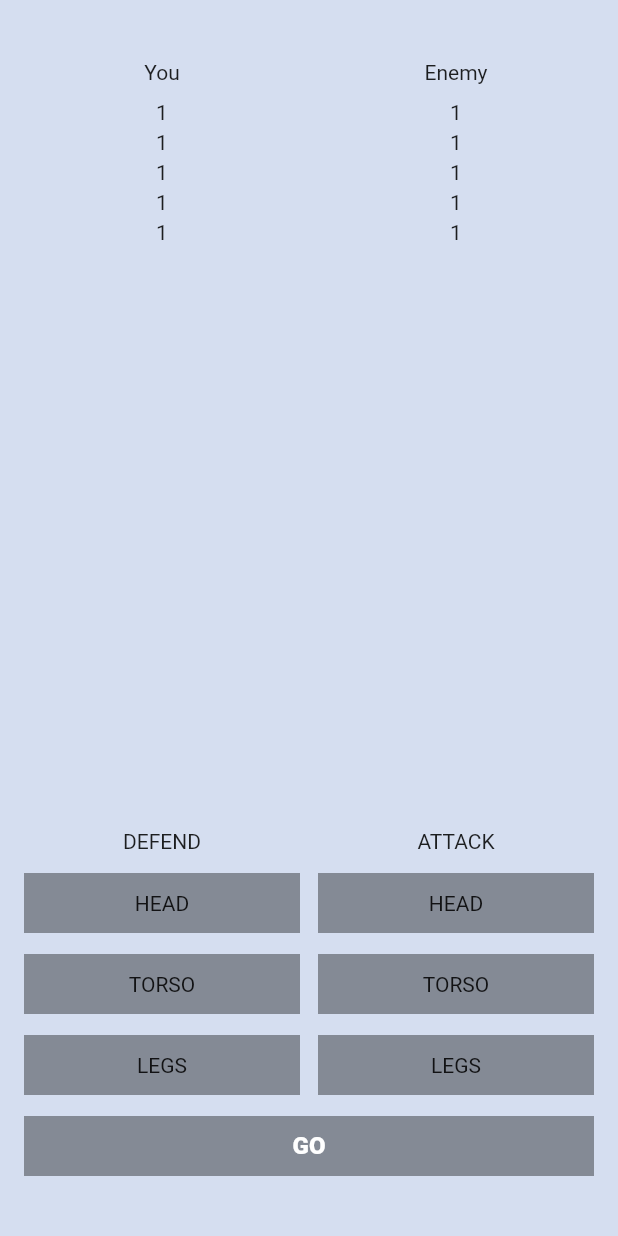
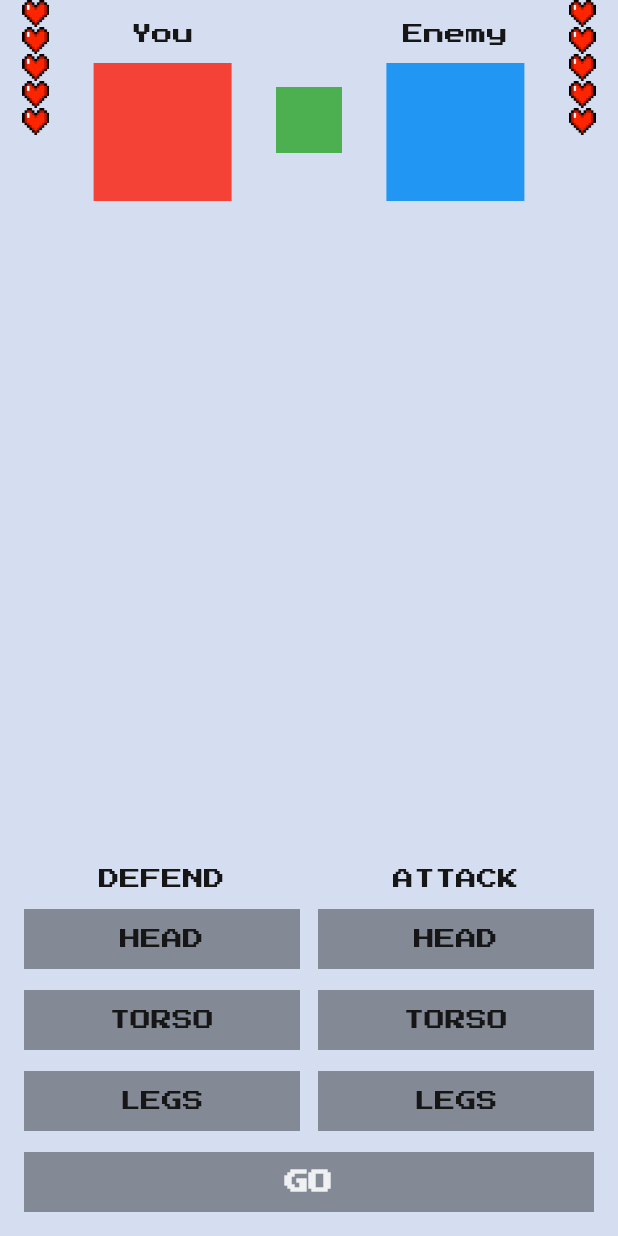
Before and after one commit to msAlexG/flutter_fight_club, a Flutter app: the screen it shows after launch, on a phone screen of 412 x 824 dp. Run offline on Flutter 3.47's test engine with Material 2 defaults, Android fonts, the phone set to English and light mode, and no system bars; our stand-ins replace google_fonts.

Commit message:
lesson 3

```diff
--- /dev/null
+++ b/lib/fight_club_icons.dart
@@ -0,0 +1,5 @@
+class FightClubIcons {
+  FightClubIcons._();
+  static const heartFull = 'assets/icons/heart-full.png';
+  static const heartEmpty = 'assets/icons/heart-empty.png';
+}
--- a/lib/main.dart
+++ b/lib/main.dart
@@ -1,4 +1,8 @@
+import 'dart:math';
+
 import 'package:flutter/material.dart';
+import 'package:flutter_fight_club/fight_club_icons.dart';
+import 'package:google_fonts/google_fonts.dart';
 
 void main() {
   runApp(const MyApp());
@@ -12,6 +16,12 @@ class MyApp extends StatelessWidget {
   Widget build(BuildContext context) {
     return MaterialApp(
       home: const MyHomePage(),
+      theme: ThemeData(
+        textTheme: GoogleFonts.pressStart2pTextTheme(
+          Theme.of(context)
+              .textTheme, // If this is not set, then ThemeData.light().textTheme is used.
+        ),
+      ),
     );
   }
 }
@@ -20,215 +30,204 @@ class MyHomePage extends StatefulWidget {
   const MyHomePage({Key? key}) : super(key: key);
 
   @override
-  State<MyHomePage> createState() => _MyHomePageState();
+  State<MyHomePage> createState() => MyHomePageState();
 }
 
-class _MyHomePageState extends State<MyHomePage> {
+class MyHomePageState extends State<MyHomePage> {
+  static const maxLives = 5;
+
   BodyPart? defendingBodyPart;
   BodyPart? attakingBodyPart;
-  Color ColorButtonGo = Color.fromRGBO(0, 0, 0, 0.38);
+
+  BodyPart whatEnemyAttacks = BodyPart.random();
+
+  BodyPart whatEnemyDefends = BodyPart.random();
+
+  int yourLives = maxLives;
+  int enemysLives = maxLives;
+ // Color ColorButtonGo = Color.fromRGBO(0, 0, 0, 0.38);
 
   @override
   Widget build(BuildContext context) {
     return Scaffold(
       backgroundColor: Color.fromRGBO(213, 222, 240, 1),
-      body: Column(
-        children: [
-          SizedBox(height: 40),
-          Row(
-            children: [
-              SizedBox(width: 16),
-              Expanded(child: Center(child: Text('You'))),
-              SizedBox(width: 12),
-              Expanded(child: Center(child: Text('Enemy'))),
-              SizedBox(width: 16)
-            ],
-          ),
-          SizedBox(height: 11),
-          Row(
-            children: [
-              SizedBox(width: 16),
-              Expanded(child: SizedBox(width: 8, height: 16 ,child: Center(child: Text('1', style: TextStyle(fontSize: 14),)))),
-              SizedBox(width: 12),
-              Expanded(child: SizedBox(width: 8, height: 16 ,child: Center(child: Text('1', style: TextStyle(fontSize: 14))))),
-              SizedBox(width: 16)
-            ],
-          ),
-          SizedBox(height: 4),
-          Row(
-            children: [
-              SizedBox(width: 16),
-              Expanded(child: SizedBox(width: 8, height: 16 ,child: Center(child: Text('1', style: TextStyle(fontSize: 14))))),
-              SizedBox(width: 12),
-              Expanded(child: SizedBox(width: 8, height: 16 ,child: Center(child: Text('1', style: TextStyle(fontSize: 14))))),
-              SizedBox(width: 16)
-            ],
-          ),
-          SizedBox(height: 4),
-          Row(
-            children: [
-              SizedBox(width: 16),
-              Expanded(child: SizedBox(width: 8, height: 16 ,child: Center(child: Text('1', style: TextStyle(fontSize: 14))))),
-              SizedBox(width: 12),
-              Expanded(child: SizedBox(width: 8, height: 16 ,child: Center(child: Text('1', style: TextStyle(fontSize: 14))))),
-              SizedBox(width: 16)
-            ],
-          ),
-          SizedBox(height: 4),
-          Row(
-            children: [
-              SizedBox(width: 16),
-              Expanded(child: SizedBox(width: 8, height: 16 ,child: Center(child: Text('1', style: TextStyle(fontSize: 14))))),
-              SizedBox(width: 12),
-              Expanded(child: SizedBox(width: 8, height: 16 ,child: Center(child: Text('1', style: TextStyle(fontSize: 14))))),
-              SizedBox(width: 16)
-            ],
-          ),
-          SizedBox(height: 4),
-          Row(
-            children: [
-              SizedBox(width: 16),
-              Expanded(child: SizedBox(width: 8, height: 16 ,child: Center(child: Text('1', style: TextStyle(fontSize: 14))))),
-              SizedBox(width: 12),
-              Expanded(child: SizedBox(width: 8, height: 16 ,child: Center(child: Text('1', style: TextStyle(fontSize: 14))))),
-              SizedBox(width: 16)
-            ],
-          ),
+      body: SafeArea(
+        child: Column(
+          children: [
 
-          Expanded(child: SizedBox()),
-          Row(
-            mainAxisAlignment: MainAxisAlignment.center,
-            children: [
-              SizedBox(width: 16),
-              Expanded(
-                child: Column(
-                  crossAxisAlignment: CrossAxisAlignment.center,
-                  children: [
-                    SizedBox(height: 40),
-                    Text('Defend'.toUpperCase()),
-                    SizedBox(height: 13),
-                    BodyPartButton(
-                      bodyPart: BodyPart.head,
-                      selected: defendingBodyPart == BodyPart.head,
-                      BodyPartSetter: _selectDefendingBodyPart,
-                    ),
-                    SizedBox(height: 14),
-                    BodyPartButton(
-                      bodyPart: BodyPart.torso,
-                      selected: defendingBodyPart == BodyPart.torso,
-                      BodyPartSetter: _selectDefendingBodyPart,
-                    ),
-
-
-
-                    SizedBox(height: 14),
-                    BodyPartButton(
-                      bodyPart: BodyPart.legs,
-                      selected: defendingBodyPart == BodyPart.legs,
-                      BodyPartSetter: _selectDefendingBodyPart,
-                    ),
-                  ],
-                ),
-              ),
-              SizedBox(
-                width: 12,
-              ),
-              Expanded(
-                child: Column(
-                  crossAxisAlignment: CrossAxisAlignment.center,
-                  children: [
-                    SizedBox(height: 40),
-                    Text('Attack'.toUpperCase()),
-                    SizedBox(height: 13),
-                    BodyPartButton(
-                      bodyPart: BodyPart.head,
-                      selected: attakingBodyPart == BodyPart.head,
-                      BodyPartSetter: _selectAttakingBodyPart,
-                    ),
-                    SizedBox(height: 14),
-                    BodyPartButton(
-                      bodyPart: BodyPart.torso,
-                      selected: attakingBodyPart == BodyPart.torso,
-                      BodyPartSetter: _selectAttakingBodyPart,
-                    ),
-
-
-
-                    SizedBox(height: 14),
-                    BodyPartButton(
-                      bodyPart: BodyPart.legs,
-                      selected: attakingBodyPart == BodyPart.legs,
-                      BodyPartSetter: _selectAttakingBodyPart,
-                    ),
-                  ],
-                ),
-              ),
-              SizedBox(
-                width: 16,
-              )
-            ],
-          ),
-          SizedBox(height: 14),
-          Row(
-            children: [
-              SizedBox(width: 16),
-              Expanded(
-                  child: GestureDetector(
-                onTap: () {
-                  //  print(attakingBodyPart);
-                  // print(defendingBodyPart);
-
-                  if (attakingBodyPart != null && defendingBodyPart != null) {
-                    setState(() {
-                      attakingBodyPart = null;
-                      defendingBodyPart = null;
-                      ColorButtonGo = Color.fromRGBO(0, 0, 0, 0.38);
-                    });
-                    // print('da');
-
-                  }
-                },
-                child: SizedBox(
-                  height: 40,
-                  child: ColoredBox(
-                    color: ColorButtonGo,
-                    child: Center(
-                        child: Text(
-                      'Go'.toUpperCase(),
-                      style: TextStyle(
-                        fontWeight: FontWeight.w900,
-                        fontSize: 16,
-                        color: Colors.white,
-                      ),
-                    )),
-                  ),
-                ),
-              )),
-              SizedBox(width: 16),
-            ],
-          ),
-          SizedBox(height: 40),
-        ],
+            FightersInfo(
+                enemyLivesCount: enemysLives,
+                yourLivesCount: yourLives,
+                maxLivesCount: maxLives),
+            Expanded(child: SizedBox()),
+            ControlsWidget(
+                attakingBodyPart: attakingBodyPart,
+                defendingBodyPart: defendingBodyPart,
+                selectDefendingBodyPart: _selectDefendingBodyPart,
+                selectAttakingBodyPart: _selectAttakingBodyPart),
+            SizedBox(height: 14),
+            GoButton(
+                text:
+                    yourLives == 0 || enemysLives == 0 ? 'Start new games' : 'Go',
+                onTap: _onGoButtonClicked,
+                color: _getGoButtonColor()),
+            SizedBox(height: 16),
+          ],
+        ),
       ),
     );
   }
 
+
+
+  Color _getGoButtonColor() {
+    if (yourLives == 0 || enemysLives == 0) {
+      return const Color.fromRGBO(0, 0, 0, 0.87);
+    } else if (attakingBodyPart == null || defendingBodyPart == null) {
+      return Colors.black38;
+    } else {
+      return const Color.fromRGBO(0, 0, 0, 0.87);
+    }
+  }
+
+  void _onGoButtonClicked() {
+    if (yourLives == 0 || enemysLives == 0) {
+      setState(() {
+        yourLives = maxLives;
+        enemysLives = maxLives;
+      });
+    } else if (attakingBodyPart != null && defendingBodyPart != null) {
+      setState(() {
+        final bool enemyLoseLives = attakingBodyPart != whatEnemyDefends;
+        final bool youLoseLives = defendingBodyPart != whatEnemyAttacks;
+
+        if (enemyLoseLives) {
+          enemysLives -= 1;
+        }
+
+        if (youLoseLives) {
+          yourLives -= 1;
+        }
+
+        whatEnemyDefends = BodyPart.random();
+        whatEnemyAttacks = BodyPart.random();
+
+        attakingBodyPart = null;
+        defendingBodyPart = null;
+
+     //   ColorButtonGo = Color.fromRGBO(0, 0, 0, 0.38);
+      });
+    }
+  }
+
   void _selectDefendingBodyPart(final BodyPart value) {
     setState(() {
+      if (yourLives == 0 || enemysLives == 0) {
+        return;
+      }
+
       defendingBodyPart = value;
       if (attakingBodyPart != null && defendingBodyPart != null) {
-        ColorButtonGo = Color.fromRGBO(0, 0, 0, 0.87);
+      //  ColorButtonGo = Color.fromRGBO(0, 0, 0, 0.87);
       }
     });
   }
 
   void _selectAttakingBodyPart(final BodyPart value) {
     setState(() {
+      if (yourLives == 0 || enemysLives == 0) {
+        return;
+      }
       attakingBodyPart = value;
       if (attakingBodyPart != null && defendingBodyPart != null) {
-        ColorButtonGo = Color.fromRGBO(0, 0, 0, 0.87);
+      //  ColorButtonGo = Color.fromRGBO(0, 0, 0, 0.87);
       }
     });
+  }
+}
+
+class GoButton extends StatelessWidget {
+  final String text;
+  final VoidCallback onTap;
+  final Color color;
+
+  const GoButton(
+      {Key? key, required this.text, required this.onTap, required this.color})
+      : super(key: key);
+
+  @override
+  Widget build(BuildContext context) {
+    return Padding(
+      padding: const EdgeInsets.symmetric(horizontal: 16),
+      child: GestureDetector(
+        onTap: onTap,
+        child: SizedBox(
+      height: 40,
+      child: ColoredBox(
+        color: color,
+        child: Center(
+            child: Text(
+          text.toUpperCase(),
+          style: TextStyle(
+            fontWeight: FontWeight.w900,
+            fontSize: 16,
+            color: Color.fromRGBO(255, 255, 255, 0.87),
+          ),
+        )),
+      ),
+        ),
+      ),
+    );
+  }
+}
+
+class FightersInfo extends StatelessWidget {
+  final int maxLivesCount;
+  final int yourLivesCount;
+  final int enemyLivesCount;
+
+  const FightersInfo({
+    Key? key,
+    required this.maxLivesCount,
+    required this.yourLivesCount,
+    required this.enemyLivesCount,
+  }) : super(key: key);
+
+  @override
+  Widget build(BuildContext context) {
+    return SizedBox(
+      height: 160,
+      child: Row(
+        mainAxisAlignment: MainAxisAlignment.spaceAround,
+        children: [
+          LivesWidget(
+              overolLivesCount: maxLivesCount,
+              currentLivesCount: yourLivesCount),
+          Column(
+            children: [
+             const SizedBox(height: 16),
+              Text('You', style: TextStyle(color: Color.fromRGBO(22, 22, 22, 1))),
+              SizedBox(height: 12),
+              ColoredBox(
+                  color: Colors.red, child: SizedBox(width: 92, height: 92))
+            ],
+          ),
+          ColoredBox(color: Colors.green, child: SizedBox(width: 44, height: 44)),
+          Column(
+            children: [
+              SizedBox(height: 16),
+              Text('Enemy', style: TextStyle(color: Color.fromRGBO(22, 22, 22, 1))),
+              SizedBox(height: 12),
+              ColoredBox(
+                  color: Colors.blue, child: SizedBox(width: 92, height: 92))
+            ],
+          ),
+          LivesWidget(
+              overolLivesCount: maxLivesCount,
+              currentLivesCount: enemyLivesCount)
+        ],
+      ),
+    );
   }
 }
 
@@ -240,9 +239,16 @@ class BodyPart {
   static const head = BodyPart._('Head');
   static const torso = BodyPart._('Torso');
   static const legs = BodyPart._('legs');
+
   @override
   String toString() {
     return 'BodyPart{name: $name}';
+  }
+
+  static const List<BodyPart> _values = [head, torso, legs];
+
+  static BodyPart random() {
+    return _values[Random().nextInt(_values.length)];
   }
 }
 
@@ -269,10 +275,123 @@ class BodyPartButton extends StatelessWidget {
               ? const Color.fromRGBO(28, 121, 206, 1)
               : Color.fromRGBO(0, 0, 0, 0.38),
           child: Center(
-            child: Text(bodyPart.name.toUpperCase()),
+            child: Text(bodyPart.name.toUpperCase(), style: TextStyle(color: selected
+                ? const Color.fromRGBO(255, 255, 255, 0.87)
+                : Color.fromRGBO(22, 22, 22, 1))),
           ),
         ),
       ),
     );
   }
 }
+
+class ControlsWidget extends StatelessWidget {
+  final BodyPart? defendingBodyPart;
+  final ValueSetter<BodyPart> selectDefendingBodyPart;
+  final BodyPart? attakingBodyPart;
+  final ValueSetter<BodyPart> selectAttakingBodyPart;
+
+  const ControlsWidget(
+      {Key? key,
+      required this.defendingBodyPart,
+      required this.selectDefendingBodyPart,
+      required this.attakingBodyPart,
+      required this.selectAttakingBodyPart})
+      : super(key: key);
+
+  @override
+  Widget build(BuildContext context) {
+    return Row(
+      mainAxisAlignment: MainAxisAlignment.center,
+      children: [
+        SizedBox(width: 16),
+        Expanded(
+          child: Column(
+            crossAxisAlignment: CrossAxisAlignment.center,
+            children: [
+              SizedBox(height: 40),
+              Text('Defend'.toUpperCase(), style: TextStyle(color: Color.fromRGBO(22, 22, 22, 1))),
+              SizedBox(height: 13),
+              BodyPartButton(
+                bodyPart: BodyPart.head,
+                selected: defendingBodyPart == BodyPart.head,
+                BodyPartSetter: selectDefendingBodyPart,
+              ),
+              SizedBox(height: 14),
+              BodyPartButton(
+                bodyPart: BodyPart.torso,
+                selected: defendingBodyPart == BodyPart.torso,
+                BodyPartSetter: selectDefendingBodyPart,
+              ),
+              SizedBox(height: 14),
+              BodyPartButton(
+                bodyPart: BodyPart.legs,
+                selected: defendingBodyPart == BodyPart.legs,
+                BodyPartSetter: selectDefendingBodyPart,
+              ),
+            ],
+          ),
+        ),
+        SizedBox(
+          width: 12,
+        ),
+        Expanded(
+          child: Column(
+            crossAxisAlignment: CrossAxisAlignment.center,
+            children: [
+              SizedBox(height: 40),
+              Text('Attack'.toUpperCase(), style: TextStyle(color: Color.fromRGBO(22, 22, 22, 1))),
+              SizedBox(height: 13),
+              BodyPartButton(
+                bodyPart: BodyPart.head,
+                selected: attakingBodyPart == BodyPart.head,
+                BodyPartSetter: selectAttakingBodyPart,
+              ),
+              SizedBox(height: 14),
+              BodyPartButton(
+                bodyPart: BodyPart.torso,
+                selected: attakingBodyPart == BodyPart.torso,
+                BodyPartSetter: selectAttakingBodyPart,
+              ),
+              SizedBox(height: 14),
+              BodyPartButton(
+                bodyPart: BodyPart.legs,
+                selected: attakingBodyPart == BodyPart.legs,
+                BodyPartSetter: selectAttakingBodyPart,
+              ),
+            ],
+          ),
+        ),
+        SizedBox(
+          width: 16,
+        )
+      ],
+    );
+  }
+}
+
+class LivesWidget extends StatelessWidget {
+  final int overolLivesCount;
+  final int currentLivesCount;
+
+  const LivesWidget({
+    Key? key,
+    required this.overolLivesCount,
+    required this.currentLivesCount,
+  })  : assert(overolLivesCount >= 1),
+        assert(currentLivesCount >= 0),
+        assert(currentLivesCount <= overolLivesCount),
+        super(key: key);
+
+  @override
+  Widget build(BuildContext context) {
+    return Column(
+      children: List.generate(overolLivesCount, (index) {
+        if (index < currentLivesCount) {
+          return Image.asset(FightClubIcons.heartFull, width: 18, height: 18);
+        } else
+          return Image.asset(FightClubIcons.heartEmpty, width: 18, height: 18);
+      }),
+    );
+  }
+}
```
Also changed, not shown: pubspec.yaml (+11 -63 lines), assets/icons/heart-empty.png (added), assets/icons/heart-full.png (added), google_fonts/PressStart2P-Regular.ttf (added), pubspec.lock, 2 other files.
